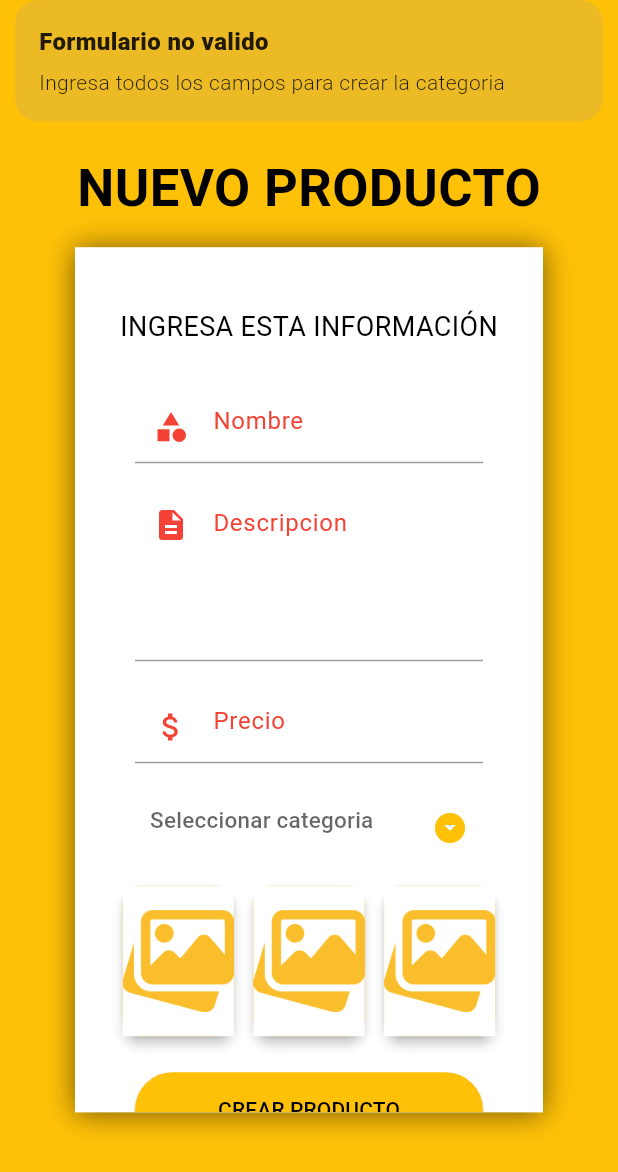
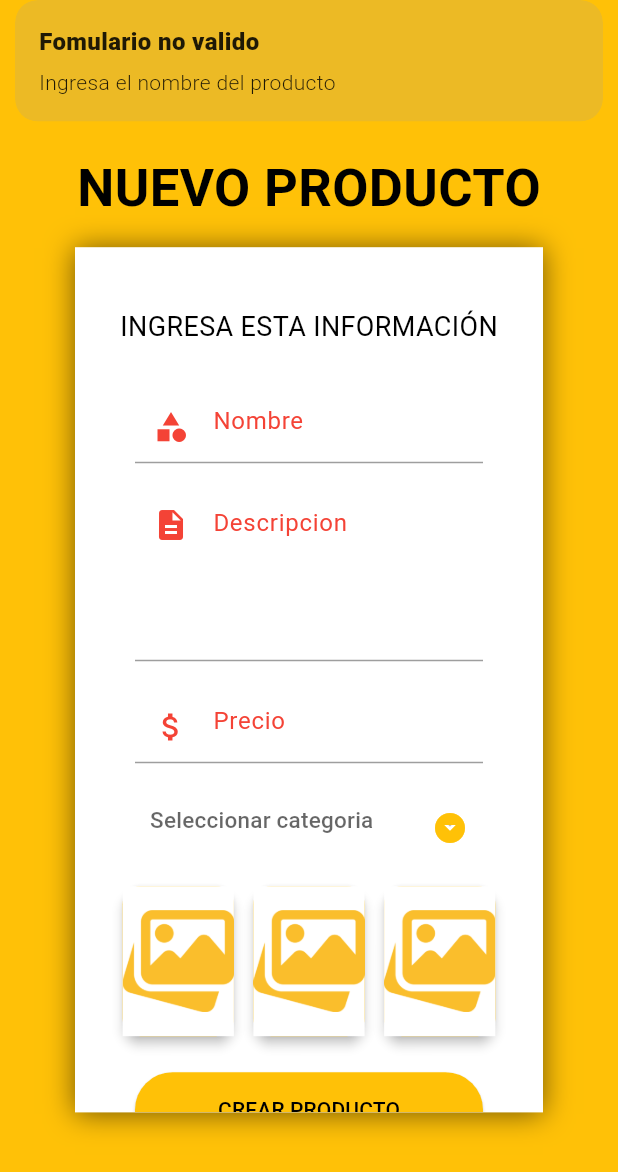
Before and after one commit to Gherrera99/delivery_flutter_umsa, a Flutter app: the RestaurantProductsCreatePage screen opened directly, after a tap on "CREAR PRODUCTO", on a phone screen of 412 x 824 dp. Shown: the top 1172 px of the screen. Run offline on Flutter 3.47's test engine with Material 3 defaults, Android fonts, the phone set to English and light mode, and no system bars; our stand-ins replace get, get_storage, image_picker, sn_progress_dialog; accounts and stored records are empty; network calls fail.

Commit message:
58. Creando un nuevo productos desde la app

```diff
--- /dev/null
+++ b/lib/src/models/product.dart
@@ -0,0 +1,56 @@
+import 'dart:convert';
+
+Product productFromJson(String str) => Product.fromJson(json.decode(str));
+
+String productToJson(Product data) => json.encode(data.toJson());
+
+class Product {
+
+  String? id;
+  String? name;
+  String? description;
+  String? image1;
+  String? image2;
+  String? image3;
+  String? idCategory;
+  double? price;
+  int? quantity;
+
+  Product({
+    this.id,
+    this.name,
+    this.description,
+    this.image1,
+    this.image2,
+    this.image3,
+    this.idCategory,
+    this.price,
+    this.quantity,
+  });
+
+
+
+  factory Product.fromJson(Map<String, dynamic> json) => Product(
+    id: json["id"],
+    name: json["name"],
+    description: json["description"],
+    image1: json["image1"],
+    image2: json["image2"],
+    image3: json["image3"],
+    idCategory: json["id_category"],
+    price: json["price"].toDouble(),
+    quantity: json["quantity"],
+  );
+
+  Map<String, dynamic> toJson() => {
+    "id": id,
+    "name": name,
+    "description": description,
+    "image1": image1,
+    "image2": image2,
+    "image3": image3,
+    "id_category": idCategory,
+    "price": price,
+    "quantity": quantity,
+  };
+}
--- a/lib/src/pages/restaurant/products/restaurant_products_create_controller.dart
+++ b/lib/src/pages/restaurant/products/restaurant_products_create_controller.dart
@@ -1,12 +1,16 @@
+import 'dart:convert';
 import 'dart:io';
 
 import 'package:delivery_flutter_app/src/models/category.dart';
+import 'package:delivery_flutter_app/src/models/product.dart';
 import 'package:delivery_flutter_app/src/models/response_api.dart';
+import 'package:delivery_flutter_app/src/providers/products_provider.dart';
 import 'package:flutter/cupertino.dart';
 import 'package:flutter/material.dart';
 import 'package:get/get.dart';
 import 'package:delivery_flutter_app/src/providers/categories_provider.dart';
 import 'package:image_picker/image_picker.dart';
+import 'package:sn_progress_dialog/progress_dialog.dart';
 
 
 class RestaurantProductsCreateController extends GetxController{
@@ -23,7 +27,7 @@ class RestaurantProductsCreateController extends GetxController{
 
   String? idCategory;
   List<Category> categories = <Category>[].obs;
-  //ProductsProvider productsProvider = ProductsProvider();
+  ProductsProvider productsProvider = ProductsProvider();
 
   RestaurantProductsCreateController() {
     getCategories();
@@ -35,32 +39,84 @@ class RestaurantProductsCreateController extends GetxController{
     categories.addAll(result);
   }
 
-  Future<void> createCategory() async {
+  void createProduct(BuildContext context) async {
 
     String name = nameController.text;
     String description = descriptionController.text;
-    // print('NAME: ${name}');
-    // print('DESCRIPTION: ${description}');
+    String price = priceController.text;
 
-    if (name.isNotEmpty && description.isNotEmpty) {
-      Category category = Category(
+    print('NAME: ${name}');
+    print('DESCRIPTION: ${description}');
+    print('PRICE: ${price}');
+    print('ID CATEGORY: ${idCategory}');
+    ProgressDialog progressDialog = ProgressDialog(context: context);
+
+    if (isValidForm(name, description, price)) {
+      Product product = Product(
           name: name,
-          description: description
+          description: description,
+          price: double.parse(price),
+          idCategory: idCategory
       );
+      progressDialog.show(max: 100, msg: 'Espere un momento...');
 
-      ResponseApi responseApi = await categoriesProvider.create(category);
-      Get.snackbar('Proceso terminado', responseApi.message ?? '');
+      //ResponseApi responseApi = await categoriesProvider.create(category);
 
-      if (responseApi.success == true) {
-        clearForm();
-      }
+      List<File> images = [];
+      images.add(imageFile1!);
+      images.add(imageFile2!);
+      images.add(imageFile3!);
 
-    }
-    else {
-      Get.snackbar('Formulario no valido', 'Ingresa todos los campos para crear la categoria');
+      Stream stream = await productsProvider.create(product, images);
+      stream.listen((res) {
+        progressDialog.close();
+
+        ResponseApi responseApi = ResponseApi.fromJson(json.decode(res));
+        Get.snackbar('Proceso terminado', responseApi.message ?? '');
+        if (responseApi.success == true) {
+          clearForm();
+        }
+      });
     }
 
   }
+
+  bool isValidForm(String name, String description, String price) {
+    if (name.isEmpty) {
+      Get.snackbar('Fomulario no valido', 'Ingresa el nombre del producto');
+      return false;
+    }
+    if (description.isEmpty) {
+      Get.snackbar('Fomulario no valido', 'Ingresa la descripcion del producto');
+      return false;
+    }
+    if (price.isEmpty) {
+      Get.snackbar('Fomulario no valido', 'Ingresa el precio del producto');
+      return false;
+    }
+    if (idCategory == null) {
+      Get.snackbar('Fomulario no valido', 'Debes seleccionar la categoria del producto');
+      return false;
+    }
+
+    if (imageFile1 == null) {
+      Get.snackbar('Fomulario no valido', 'Selecciona la imagen numero 1 del producto');
+      return false;
+    }
+    if (imageFile2 == null) {
+      Get.snackbar('Fomulario no valido', 'Selecciona la imagen numero 2 del producto');
+      return false;
+    }
+    if (imageFile3 == null) {
+      Get.snackbar('Fomulario no valido', 'Selecciona la imagen numero 3 del producto');
+      return false;
+    }
+
+    return true;
+  }
+
+
+
 
   Future selectImage(ImageSource imageSource, int numberFile) async{
     XFile? image = await picker.pickImage(source: imageSource);
--- a/lib/src/pages/restaurant/products/restaurant_products_create_page.dart
+++ b/lib/src/pages/restaurant/products/restaurant_products_create_page.dart
@@ -207,14 +207,12 @@ class RestaurantProductsCreatePage extends StatelessWidget {
   }
 
 
-
-
   Widget _buttonCreate(BuildContext context) {
     return Container(
       width: double.infinity,
       margin: EdgeInsets.symmetric(horizontal: 40, vertical: 20),
       child: ElevatedButton(
-         onPressed: () => con.createCategory(),
+         onPressed: () => con.createProduct(context),
           style: ElevatedButton.styleFrom(
               padding: EdgeInsets.symmetric(vertical: 15)
           ),
--- /dev/null
+++ b/lib/src/providers/products_provider.dart
@@ -0,0 +1,35 @@
+import 'dart:convert';
+import 'dart:io';
+
+import 'package:delivery_flutter_app/src/environment/environment.dart';
+import 'package:delivery_flutter_app/src/models/product.dart';
+import 'package:delivery_flutter_app/src/models/user.dart';
+import 'package:get/get.dart';
+import 'package:get_storage/get_storage.dart';
+import 'package:http/http.dart' as http;
+import 'package:path/path.dart';
+
+class ProductsProvider extends GetConnect {
+  String url = Environment.API_URL + 'api/products';
+
+  User userSession = User.fromJson(GetStorage().read('user') ?? {});
+
+  Future<Stream> create(Product product, List<File> images) async {
+    Uri uri = Uri.parse('${Environment.API_URL}api/products/create');
+    final request = http.MultipartRequest('POST', uri);
+    request.headers['Authorization'] = userSession.sessionToken ?? '';
+
+    for (int i = 0; i < images.length; i++) {
+      request.files.add(http.MultipartFile(
+          'image',
+          http.ByteStream(images[i].openRead().cast()),
+          await images[i].length(),
+          filename: basename(images[i].path)
+      ));
+    }
+
+    request.fields['product'] = json.encode(product);
+    final response = await request.send();
+    return response.stream.transform(utf8.decoder);
+  }
+}
```
